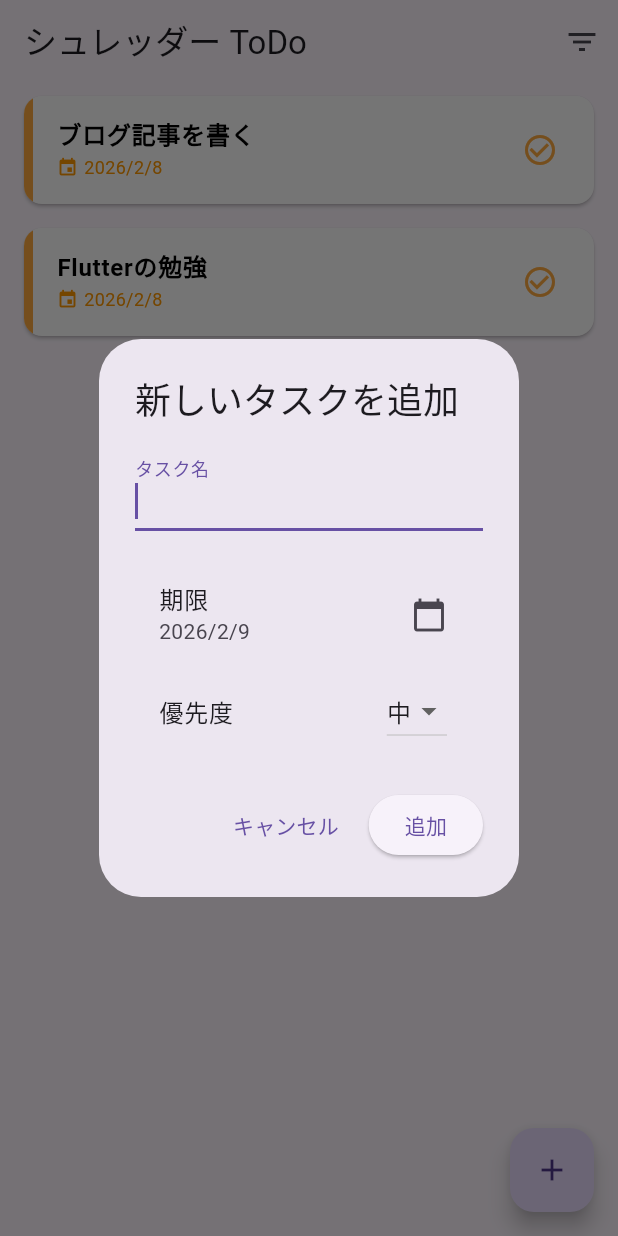
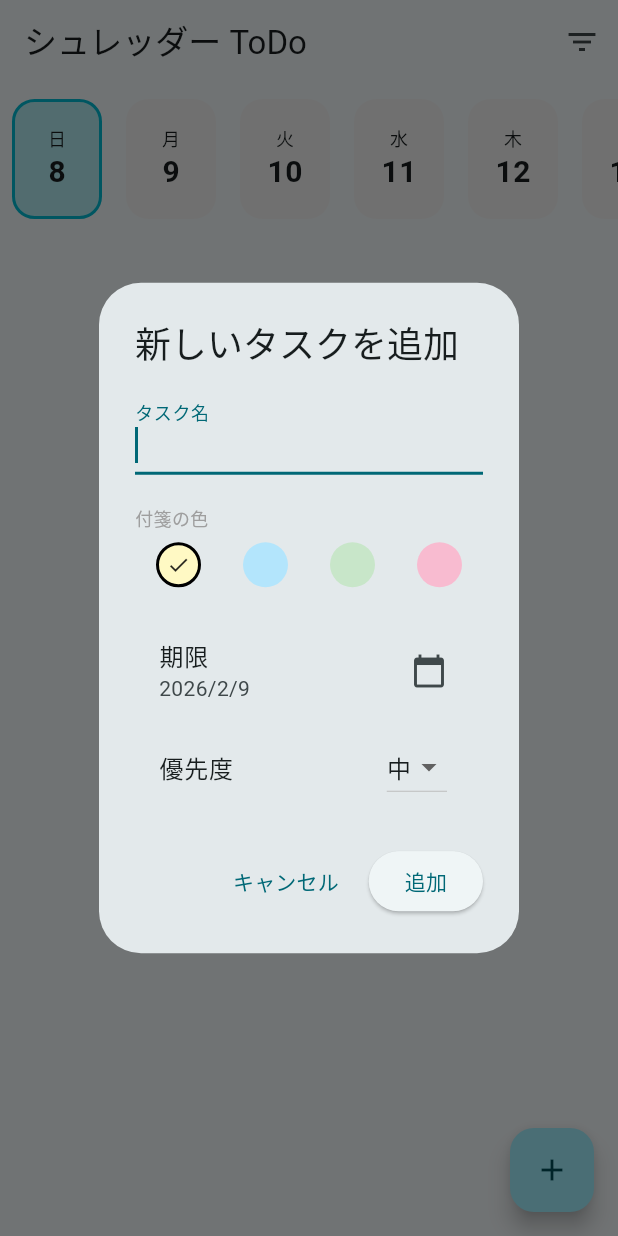
Before and after one commit to Mari714323/shredder_todo, a Flutter app: the screen it shows after launch, after a tap on the "add" icon, on a phone screen of 412 x 824 dp. Run offline on Flutter 3.47's test engine with Material 3 defaults, Android fonts, the light colour scheme and no system bars; our stand-ins replace audioplayers, shared_preferences.

```diff
--- a/lib/main.dart
+++ b/lib/main.dart
@@ -1,5 +1,6 @@
 import 'package:flutter/material.dart';
-import 'package:to_do/pages/todo_list_page.dart';
+// ▼ 相対パスに書き換えます（package:to_do/... ではなく）
+import 'pages/todo_list_page.dart';
 
 void main() {
   runApp(const MyApp());
@@ -13,9 +14,18 @@ class MyApp extends StatelessWidget {
     return MaterialApp(
       title: 'Shredder ToDo',
       theme: ThemeData(
-        primaryColor: Colors.blue,
+        colorScheme: ColorScheme.fromSeed(seedColor: Colors.cyan),
         useMaterial3: true,
+        cardTheme: const CardThemeData(
+          surfaceTintColor: Colors.white,
+          elevation: 4,
+          margin: EdgeInsets.symmetric(horizontal: 16, vertical: 8),
+          shape: RoundedRectangleBorder(
+            borderRadius: BorderRadius.all(Radius.circular(20)),
+          ),
+        ),
       ),
+      // これで TodoListPage が認識されるはずです
       home: const TodoListPage(),
     );
   }
--- a/lib/models/task.dart
+++ b/lib/models/task.dart
@@ -4,34 +4,43 @@ import 'dart:convert';
 enum TaskPriority { high, medium, low }
 
 class Task {
-  final String id;         // タスクを一意に識別するためのID
-  String title;            // タスクの内容
-  DateTime dueDate;        // 締め切り日
-  TaskPriority priority;   // 優先度
-  bool isCompleted;        // 完了したかどうか
+  final String id;
+  String title;
+  DateTime dueDate;
+  TaskPriority priority;
+  bool isCompleted;
+  int colorValue; // 【追加】付箋の色（ARGB値）を保存する変数
+
+  // 【追加】付箋の色の選択肢を定数として定義しておきます
+  static const List<int> stickyNoteColors = [
+    0xFFFFF9C4, // 黄色 (Yellow 100)
+    0xFFB3E5FC, // 水色 (Light Blue 100)
+    0xFFC8E6C9, // 薄緑 (Green 100)
+    0xFFF8BBD0, // ピンク (Pink 100)
+  ];
 
   Task({
     required this.id,
     required this.title,
     required this.dueDate,
-    this.priority = TaskPriority.medium, // デフォルトは「中」
-    this.isCompleted = false,            // 最初は未完了
+    this.priority = TaskPriority.medium,
+    this.isCompleted = false,
+    this.colorValue = 0xFFFFF9C4, // 【追加】デフォルトは黄色
   });
 
   // --- データの保存・読み込み用の変換ロジック ---
 
-  // TaskオブジェクトをMap型（辞書形式）に変換する
   Map<String, dynamic> toMap() {
     return {
       'id': id,
       'title': title,
-      'dueDate': dueDate.toIso8601String(), // 日付は文字列として保存
-      'priority': priority.index,           // Enumは数字（0,1,2）として保存
+      'dueDate': dueDate.toIso8601String(),
+      'priority': priority.index,
       'isCompleted': isCompleted,
+      'colorValue': colorValue, // 【追加】
     };
   }
 
-  // Map型からTaskオブジェクトを再構築する
   factory Task.fromMap(Map<String, dynamic> map) {
     return Task(
       id: map['id'],
@@ -39,12 +48,10 @@ class Task {
       dueDate: DateTime.parse(map['dueDate']),
       priority: TaskPriority.values[map['priority']],
       isCompleted: map['isCompleted'] ?? false,
+      colorValue: map['colorValue'] ?? 0xFFFFF9C4, // 【追加】データがない場合は黄色にする
     );
   }
 
-  // JSON形式の文字列に変換する
   String toJson() => json.encode(toMap());
-
-  // JSON形式の文字列からTaskオブジェクトを作る
   factory Task.fromJson(String source) => Task.fromMap(json.decode(source));
 }
--- a/lib/pages/todo_list_page.dart
+++ b/lib/pages/todo_list_page.dart
@@ -1,8 +1,7 @@
-// --- リスト画面 ---
 import 'package:flutter/material.dart';
 import 'package:shared_preferences/shared_preferences.dart';
 import '../models/task.dart';
-import 'package:to_do/pages/shredder_page.dart';
+import 'shredder_page.dart';
 
 class TodoListPage extends StatefulWidget {
   const TodoListPage({super.key});
@@ -10,17 +9,15 @@ class TodoListPage extends StatefulWidget {
   @override
   State<TodoListPage> createState() => _TodoListPageState();
 }
+
 class _TodoListPageState extends State<TodoListPage> {
-  // --- 1. 変数の宣言は1回だけ ---
   List<Task> _tasks = [];
-  TaskPriority? _selectedFilter;
+  TaskPriority? _selectedFilter; // 【復活】フィルタ用変数
   final TextEditingController _textFieldController = TextEditingController();
 
-  // --- 2. ゲッターを正しく閉じる ---
+  // 【復活】フィルタリングされたタスクを取得するゲッター
   List<Task> get _filteredTasks {
-    if (_selectedFilter == null) {
-      return _tasks;
-    }
+    if (_selectedFilter == null) return _tasks;
     return _tasks.where((task) => task.priority == _selectedFilter).toList();
   }
 
@@ -30,21 +27,12 @@ class _TodoListPageState extends State<TodoListPage> {
     _loadTasks();
   }
 
-  // --- データの読み込み・保存・追加 ---
   Future<void> _loadTasks() async {
     final prefs = await SharedPreferences.getInstance();
     final List<String>? taskStringList = prefs.getStringList('tasks');
-
     if (taskStringList != null) {
       setState(() {
         _tasks = taskStringList.map((item) => Task.fromJson(item)).toList();
-      });
-    } else {
-      setState(() {
-        _tasks = [
-          Task(id: '1', title: 'ブログ記事を書く', dueDate: DateTime.now()),
-          Task(id: '2', title: 'Flutterの勉強', dueDate: DateTime.now()),
-        ];
       });
     }
   }
@@ -55,7 +43,7 @@ class _TodoListPageState extends State<TodoListPage> {
     await prefs.setStringList('tasks', taskStringList);
   }
 
-  void _addTask(DateTime dueDate, TaskPriority priority) {
+  void _addTask(DateTime dueDate, TaskPriority priority, int colorValue) {
     if (_textFieldController.text.isNotEmpty) {
       setState(() {
         final newTask = Task(
@@ -63,6 +51,7 @@ class _TodoListPageState extends State<TodoListPage> {
           title: _textFieldController.text,
           dueDate: dueDate,
           priority: priority,
+          colorValue: colorValue,
         );
         _tasks.add(newTask);
       });
@@ -71,19 +60,19 @@ class _TodoListPageState extends State<TodoListPage> {
       Navigator.pop(context);
     }
   }
+
   Color _getPriorityColor(TaskPriority priority) {
     switch (priority) {
-      case TaskPriority.high:
-        return Colors.redAccent;
-      case TaskPriority.medium:
-        return Colors.orangeAccent;
-      case TaskPriority.low:
-        return Colors.blueAccent;
+      case TaskPriority.high: return Colors.redAccent;
+      case TaskPriority.medium: return Colors.orangeAccent;
+      case TaskPriority.low: return Colors.blueAccent;
     }
   }
+
   void _showAddTaskDialog() {
     DateTime selectedDate = DateTime.now().add(const Duration(days: 1));
     TaskPriority selectedPriority = TaskPriority.medium;
+    int selectedColor = Task.stickyNoteColors[0];
 
     showDialog(
       context: context,
@@ -102,6 +91,28 @@ class _TodoListPageState extends State<TodoListPage> {
                       decoration: const InputDecoration(labelText: "タスク名"),
                     ),
                     const SizedBox(height: 20),
+                    // ▼ 色選択UI
+                    const Align(alignment: Alignment.centerLeft, child: Text("付箋の色", style: TextStyle(fontSize: 12, color: Colors.grey))),
+                    const SizedBox(height: 8),
+                    Row(
+                      mainAxisAlignment: MainAxisAlignment.spaceAround,
+                      children: Task.stickyNoteColors.map((colorInt) {
+                        return GestureDetector(
+                          onTap: () => setDialogState(() => selectedColor = colorInt),
+                          child: Container(
+                            width: 30, height: 30,
+                            decoration: BoxDecoration(
+                              color: Color(colorInt),
+                              shape: BoxShape.circle,
+                              border: Border.all(color: selectedColor == colorInt ? Colors.black : Colors.transparent, width: 2),
+                            ),
+                            child: selectedColor == colorInt ? const Icon(Icons.check, size: 16) : null,
+                          ),
+                        );
+                      }).toList(),
+                    ),
+                    const SizedBox(height: 20),
+                    // 【復活】期限選択
                     ListTile(
                       title: const Text("期限"),
                       subtitle: Text("${selectedDate.year}/${selectedDate.month}/${selectedDate.day}"),
@@ -113,44 +124,24 @@ class _TodoListPageState extends State<TodoListPage> {
                           firstDate: DateTime.now(),
                           lastDate: DateTime.now().add(const Duration(days: 365)),
                         );
-                        if (picked != null) {
-                          setDialogState(() => selectedDate = picked);
-                        }
+                        if (picked != null) setDialogState(() => selectedDate = picked);
                       },
                     ),
+                    // 【復活】優先度選択
                     ListTile(
                       title: const Text("優先度"),
                       trailing: DropdownButton<TaskPriority>(
                         value: selectedPriority,
-                        items: TaskPriority.values.map((priority) {
-                          return DropdownMenuItem(
-                            value: priority,
-                            child: Text(priority == TaskPriority.high ? "高" :
-                                        priority == TaskPriority.medium ? "中" : "低"),
-                          );
-                        }).toList(),
-                        onChanged: (value) {
-                          if (value != null) {
-                            setDialogState(() => selectedPriority = value);
-                          }
-                        },
+                        items: TaskPriority.values.map((p) => DropdownMenuItem(value: p, child: Text(p == TaskPriority.high ? "高" : p == TaskPriority.medium ? "中" : "低"))).toList(),
+                        onChanged: (value) { if (value != null) setDialogState(() => selectedPriority = value); },
                       ),
                     ),
                   ],
                 ),
               ),
               actions: [
-                TextButton(
-                  onPressed: () {
-                    _textFieldController.clear();
-                    Navigator.pop(context);
-                  },
-                  child: const Text('キャンセル'),
-                ),
-                ElevatedButton(
-                  onPressed: () => _addTask(selectedDate, selectedPriority),
-                  child: const Text('追加'),
-                ),
+                TextButton(onPressed: () => Navigator.pop(context), child: const Text('キャンセル')),
+                ElevatedButton(onPressed: () => _addTask(selectedDate, selectedPriority, selectedColor), child: const Text('追加')),
               ],
             );
           },
@@ -159,29 +150,15 @@ class _TodoListPageState extends State<TodoListPage> {
     );
   }
 
-  // --- 3. 削除処理をしっかりメソッドの中に含める ---
   void _navigateToShredder(Task task) async {
     await Navigator.of(context).push(
       PageRouteBuilder(
-        pageBuilder: (context, animation, secondaryAnimation) =>
-            ShredderPage(task: task),
-        transitionsBuilder: (context, animation, secondaryAnimation, child) {
-          return FadeTransition(opacity: animation, child: child);
-        },
+        pageBuilder: (context, animation, secondaryAnimation) => ShredderPage(task: task),
+        transitionsBuilder: (context, animation, secondaryAnimation, child) => FadeTransition(opacity: animation, child: child),
       ),
     );
-
-    // 画面から戻ってきたらここで削除
-    setState(() {
-      _tasks.removeWhere((t) => t.id == task.id);
-    });
+    setState(() { _tasks.removeWhere((t) => t.id == task.id); });
     _saveTasks();
-  }
-
-  @override
-  void dispose() {
-    _textFieldController.dispose();
-    super.dispose();
   }
 
   @override
@@ -190,16 +167,12 @@ class _TodoListPageState extends State<TodoListPage> {
       appBar: AppBar(
         title: const Text('シュレッダー ToDo'),
         actions: [
+          // 【復活】フィルタボタン
           PopupMenuButton<TaskPriority?>(
             icon: const Icon(Icons.filter_list),
-            onSelected: (TaskPriority? priority) {
-              setState(() {
-                _selectedFilter = priority;
-              });
-            },
+            onSelected: (priority) => setState(() => _selectedFilter = priority),
             itemBuilder: (context) => [
               const PopupMenuItem(value: null, child: Text("すべて表示")),
-              const PopupMenuDivider(),
               const PopupMenuItem(value: TaskPriority.high, child: Text("優先度：高")),
               const PopupMenuItem(value: TaskPriority.medium, child: Text("優先度：中")),
               const PopupMenuItem(value: TaskPriority.low, child: Text("優先度：低")),
@@ -207,86 +180,94 @@ class _TodoListPageState extends State<TodoListPage> {
           ),
         ],
       ),
-      body: ListView.builder(
+      body: Column(
+        children: [
+          // 【復活】水平カレンダー
+          Container(
+            height: 100,
+            padding: const EdgeInsets.symmetric(vertical: 10),
+            child: ListView.builder(
+              scrollDirection: Axis.horizontal,
+              itemCount: 7,
+              itemBuilder: (context, index) {
+                final date = DateTime.now().add(Duration(days: index));
+                return Container(
+                  width: 60,
+                  margin: const EdgeInsets.symmetric(horizontal: 8),
+                  decoration: BoxDecoration(
+                    color: index == 0 ? Colors.cyan[100] : Colors.grey[100],
+                    borderRadius: BorderRadius.circular(15),
+                    border: index == 0 ? Border.all(color: Colors.cyan, width: 2) : null,
+                  ),
+                  child: Column(
+                    mainAxisAlignment: MainAxisAlignment.center,
+                    children: [
+                      Text(['日', '月', '火', '水', '木', '金', '土'][date.weekday % 7], style: const TextStyle(fontSize: 12)),
+                      Text('${date.day}', style: const TextStyle(fontSize: 20, fontWeight: FontWeight.bold)),
+                    ],
+                  ),
+                );
+              },
+            ),
+          ),
+          // タスクリスト（付箋デザイン）
+          Expanded(
+            child: ListView.builder(
               itemCount: _filteredTasks.length,
               itemBuilder: (context, index) {
                 final task = _filteredTasks[index];
-          final color = _getPriorityColor(task.priority);
-
-          // --- 期限の判定ロジック ---
-          final now = DateTime.now();
-          final today = DateTime(now.year, now.month, now.day);
-          final taskDate = DateTime(task.dueDate.year, task.dueDate.month, task.dueDate.day);
-
-          // 期限が今日より前か？（期限切れ）
-          final bool isOverdue = taskDate.isBefore(today);
-          // 期限が今日か？
-          final bool isToday = taskDate.isAtSameMomentAs(today);
-
-          // 文字の色と太さを決定
-          TextStyle dateTextStyle = TextStyle(
-            fontSize: 12,
-            fontWeight: isOverdue ? FontWeight.bold : FontWeight.normal,
-            color: isOverdue
-                ? Colors.red          // 期限切れは「赤」
-                : (isToday ? Colors.orange : Colors.grey[600]), // 今日は「オレンジ」、未来は「グレー」
-          );
+                final priorityColor = _getPriorityColor(task.priority);
+                final bool isOverdue = task.dueDate.isBefore(DateTime.now());
 
                 return Hero(
                   tag: 'task_${task.id}',
-            child: Card(
-              // 期限切れの場合は、カード自体の背景を少し赤らめる演出も可能です
-              color: isOverdue ? Colors.red[50] : Colors.white,
-              margin: const EdgeInsets.symmetric(horizontal: 16, vertical: 8),
-              clipBehavior: Clip.antiAlias,
+                  child: Center(
+                    child: GestureDetector(
+                      onTap: () => _navigateToShredder(task),
+                      child: Container(
+                        width: MediaQuery.of(context).size.width * 0.85,
+                        margin: const EdgeInsets.symmetric(vertical: 12),
+                        padding: const EdgeInsets.all(16),
+                        decoration: BoxDecoration(
+                          color: Color(task.colorValue),
+                          borderRadius: BorderRadius.circular(4),
+                          boxShadow: [BoxShadow(color: Colors.black.withOpacity(0.1), blurRadius: 10, offset: const Offset(4, 4))],
+                        ),
                         child: IntrinsicHeight(
                           child: Row(
                             children: [
-                    Container(width: 6, color: color),
+                              Container(width: 4, color: priorityColor.withOpacity(0.5)),
+                              const SizedBox(width: 12),
                               Expanded(
-                      child: ListTile(
-                        title: Text(
-                          task.title,
-                          style: TextStyle(
-                            fontWeight: FontWeight.bold,
-                            // 期限切れならタイトルも少し目立たせる
-                            color: isOverdue ? Colors.red[900] : Colors.black,
-                          ),
-                        ),
-                        subtitle: Row(
+                                child: Column(
+                                  crossAxisAlignment: CrossAxisAlignment.start,
                                   children: [
-                            Icon(
-                              isOverdue ? Icons.warning : Icons.event,
-                              size: 14,
-                              color: dateTextStyle.color
-                            ),
+                                    Text(task.title, style: TextStyle(fontSize: 18, fontWeight: FontWeight.bold, color: isOverdue ? Colors.red[900] : Colors.black87)),
+                                    const SizedBox(height: 8),
+                                    Row(
+                                      children: [
+                                        Icon(Icons.event, size: 14, color: Colors.black54),
                                         const SizedBox(width: 4),
-                            Text(
-                              '${task.dueDate.year}/${task.dueDate.month}/${task.dueDate.day}',
-                              style: dateTextStyle, // ここで判定したスタイルを適用
-                            ),
-                            if (isOverdue) // 期限切れなら警告ラベルを表示
-                              const Padding(
-                                padding: EdgeInsets.only(left: 8.0),
-                                child: Text('期限切れ！', style: TextStyle(color: Colors.red, fontSize: 10, fontWeight: FontWeight.bold)),
+                                        Text('${task.dueDate.year}/${task.dueDate.month}/${task.dueDate.day}', style: const TextStyle(fontSize: 12, color: Colors.black54)),
+                                      ],
                                     ),
                                   ],
                                 ),
-                        trailing: Icon(Icons.check_circle_outline, color: color),
-                        onTap: () => _navigateToShredder(task),
+                              ),
+                              const Icon(Icons.push_pin, size: 20, color: Colors.black26),
+                            ],
                           ),
                         ),
-                  ],
                       ),
                     ),
                   ),
                 );
               },
             ),
-      floatingActionButton: FloatingActionButton(
-        onPressed: _showAddTaskDialog,
-        child: const Icon(Icons.add),
           ),
+        ],
+      ),
+      floatingActionButton: FloatingActionButton(onPressed: _showAddTaskDialog, child: const Icon(Icons.add)),
     );
   }
 }
```
Also changed, not shown: lib/models/particle.dart (+24 -3 lines), lib/pages/shredder_page.dart (+138 -80 lines), lib/widgets/shredder_painter.dart (+17 -4 lines). Lines whose indentation alone changed are shown as unchanged.
